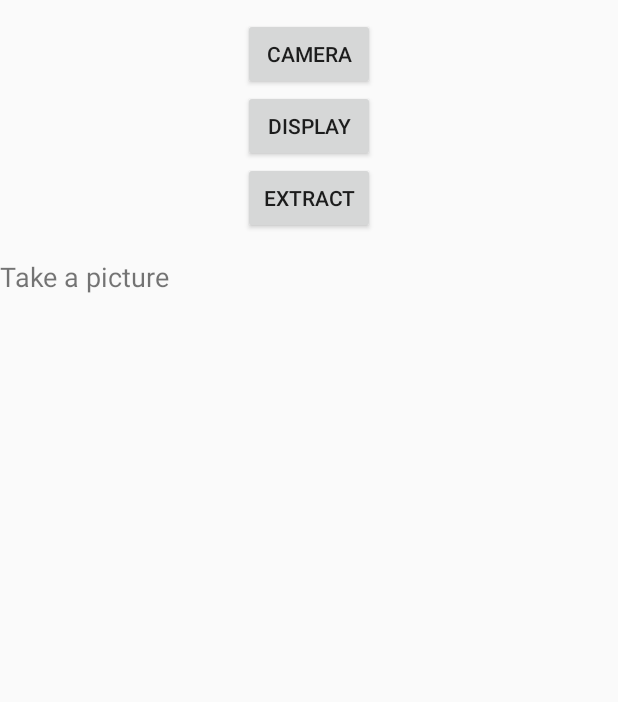
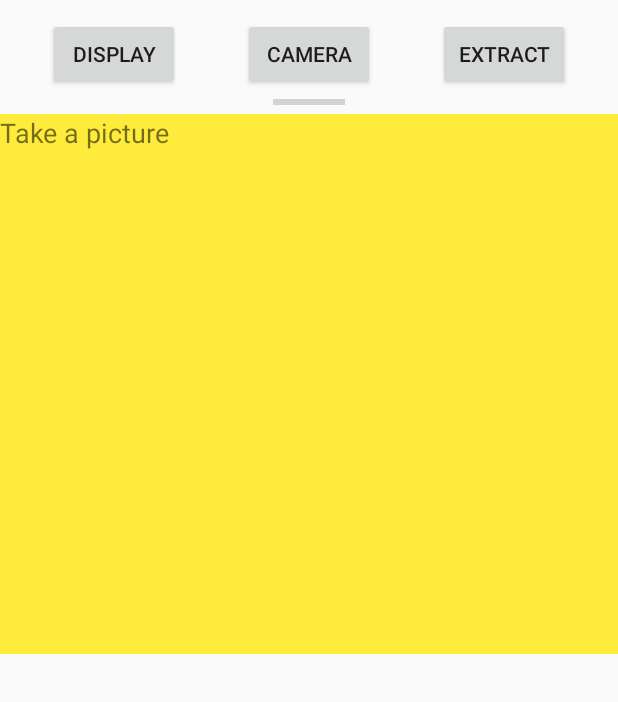
Before and after one commit to ETS-Android1/SmartHireApp, an Android app: the screen it shows after launch (MainActivity), on a phone screen of 412 x 824 dp, the part 534-1236 px from its top. Run offline under Robolectric (Android 15) with nearby library versions, the phone set to English and light mode, and no system bars; libraries missing offline, so code that uses them is left out: com.theartofdev.edmodo.

```diff
--- a/app/src/main/res/layout/activity_main.xml
+++ b/app/src/main/res/layout/activity_main.xml
@@ -16,10 +16,13 @@
     <ScrollView
         android:id="@+id/scrollViewExtractedText"
         android:layout_width="match_parent"
-        android:layout_height="wrap_content"
-        android:layout_marginTop="16dp"
-        app:layout_constraintTop_toBottomOf="@+id/buttonExtract"
-        tools:layout_editor_absoluteX="137dp">
+        android:layout_height="0dp"
+        android:layout_marginBottom="32dp"
+        android:background="#FFEB3B"
+        app:layout_constraintBottom_toBottomOf="parent"
+        app:layout_constraintEnd_toEndOf="parent"
+        app:layout_constraintStart_toStartOf="parent"
+        app:layout_constraintTop_toBottomOf="@+id/progressBar">
 
         <TextView
             android:id="@+id/textViewExtractedText"
@@ -37,28 +40,40 @@
         android:layout_height="wrap_content"
         android:layout_marginTop="12dp"
         android:text="Camera"
-        app:layout_constraintEnd_toEndOf="parent"
+        app:layout_constraintEnd_toStartOf="@+id/buttonExtract"
         app:layout_constraintHorizontal_bias="0.501"
-        app:layout_constraintStart_toStartOf="parent"
+        app:layout_constraintStart_toEndOf="@+id/buttonDisplay"
         app:layout_constraintTop_toBottomOf="@+id/imageViewResume" />
 
     <Button
         android:id="@+id/buttonExtract"
         android:layout_width="wrap_content"
         android:layout_height="wrap_content"
+        android:layout_marginEnd="32dp"
+        android:layout_marginRight="32dp"
         android:text="Extract"
-        app:layout_constraintEnd_toEndOf="@+id/buttonDisplay"
-        app:layout_constraintHorizontal_bias="1.0"
-        app:layout_constraintStart_toStartOf="@+id/buttonDisplay"
-        app:layout_constraintTop_toBottomOf="@+id/buttonDisplay" />
+        app:layout_constraintBottom_toBottomOf="@+id/buttonCamera"
+        app:layout_constraintEnd_toEndOf="parent"
+        app:layout_constraintTop_toTopOf="@+id/buttonCamera" />
 
     <Button
         android:id="@+id/buttonDisplay"
         android:layout_width="wrap_content"
         android:layout_height="0dp"
+        android:layout_marginStart="32dp"
+        android:layout_marginLeft="32dp"
         android:text="Display"
-        app:layout_constraintEnd_toEndOf="@+id/buttonCamera"
-        app:layout_constraintHorizontal_bias="1.0"
-        app:layout_constraintStart_toStartOf="@+id/buttonCamera"
+        app:layout_constraintBottom_toBottomOf="@+id/buttonCamera"
+        app:layout_constraintStart_toStartOf="parent"
+        app:layout_constraintTop_toTopOf="@+id/buttonCamera" />
+
+    <ProgressBar
+        android:id="@+id/progressBar"
+        style="?android:attr/progressBarStyleHorizontal"
+        android:layout_width="wrap_content"
+        android:layout_height="wrap_content"
+        app:layout_constraintEnd_toEndOf="parent"
+        app:layout_constraintStart_toStartOf="parent"
         app:layout_constraintTop_toBottomOf="@+id/buttonCamera" />
+
 </androidx.constraintlayout.widget.ConstraintLayout>
```
